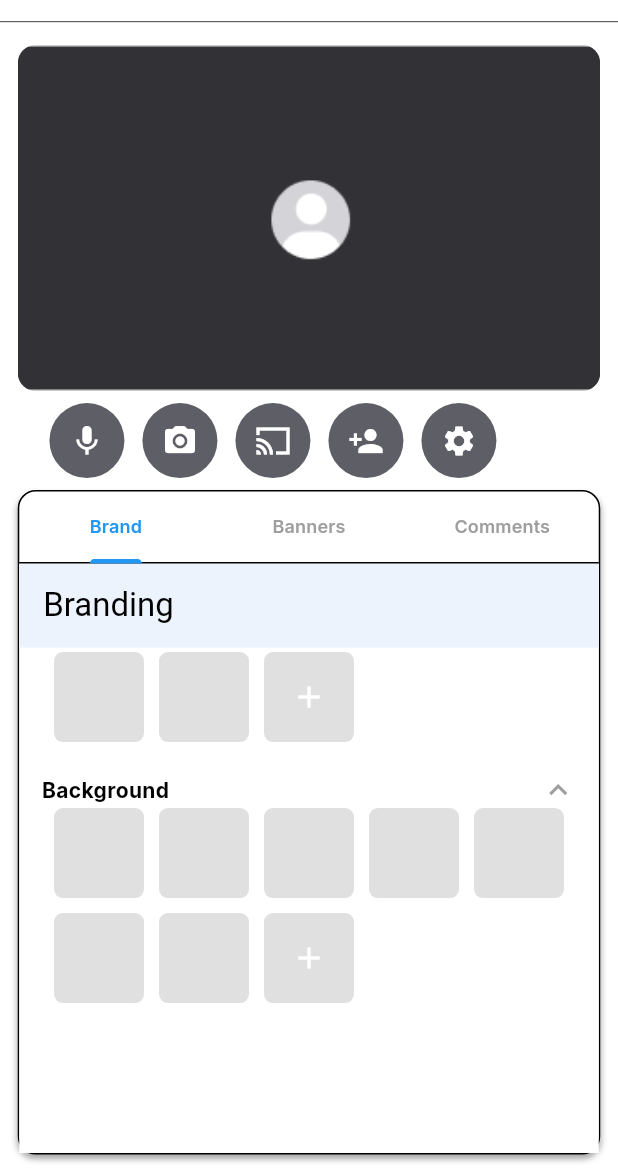
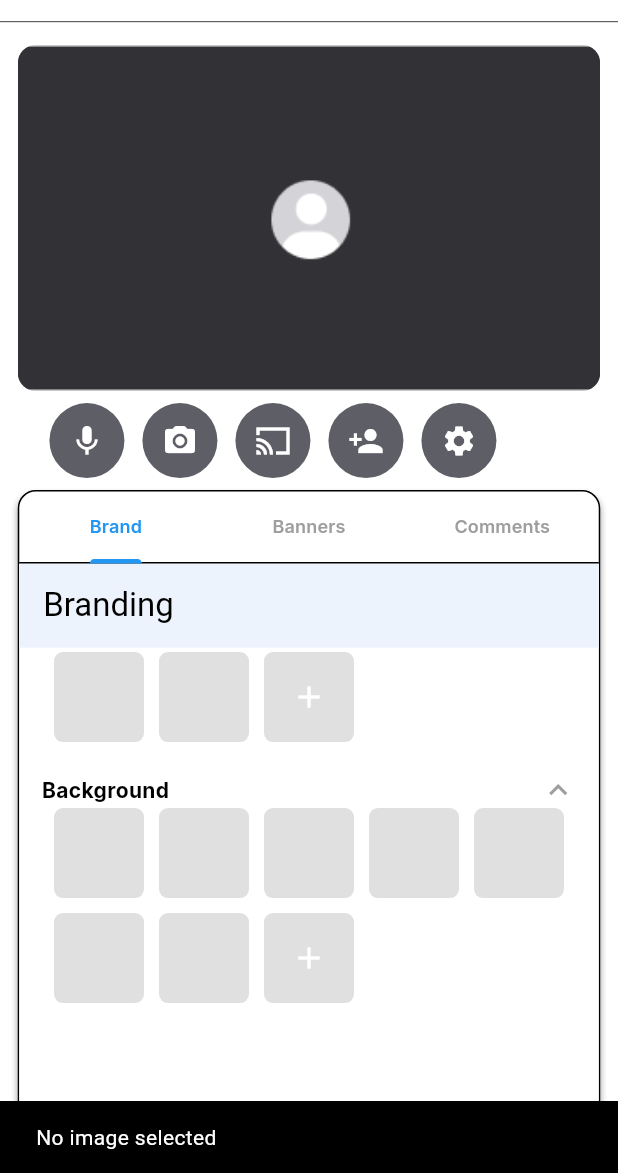
Before and after one commit to Salma28-zahran/streamore_app, a Flutter app: the screen it shows after launch, scrolled down 510 dp, after a tap on the "add" icon, on a phone screen of 412 x 824 dp, the part 63-1236 px from its top. Run offline on Flutter 3.47's test engine with Material 3 defaults, Android fonts, the phone set to English and light mode, and no system bars; our stand-ins replace dropdown_button2, easy_localization, flutter_colorpicker, font_awesome_flutter, google_fonts, image_picker and 1 more; missing offline and left inert: flutter_sound.

Commit message:
selected border

```diff
--- a/lib/my_provider.dart
+++ b/lib/my_provider.dart
@@ -4,16 +4,37 @@ import 'package:image_picker/image_picker.dart';
 class MyProvider extends ChangeNotifier {
   ThemeMode themeMode = ThemeMode.light;
 
-
-  List<XFile> _overlayImages = [];
-  XFile? _selectedOverlayImage;
+ List<XFile> _overlayImages = [];
+  XFile? _selectedOverlayImage =null;
   bool _isOverlayVisible = false;
 
- bool _isBackgroundVisible = false;
-  XFile? _selectedBackgroundImage;
+  List<XFile> _backgroundImages = [];
+  XFile? _selectedBackgroundImage = null;
+  bool _isBackgroundVisible = false;
 
+
+  // Getters for background
+  List<XFile> get backgroundImages => _backgroundImages;
   bool get isBackgroundVisible => _isBackgroundVisible;
   XFile? get selectedBackgroundImage => _selectedBackgroundImage;
+
+  List<XFile> get overlayImages => _overlayImages;
+  XFile? get selectedOverlayImage => _selectedOverlayImage;
+  bool get isOverlayVisible => _isOverlayVisible;
+
+  // Background image manipulation
+  void addBackgroundImage(XFile image) {
+    if (!_backgroundImages.contains(image)) {
+      _backgroundImages.add(image);
+      notifyListeners();
+    }
+  }
+
+  void showBackgroundImage(XFile image) {
+    _selectedBackgroundImage = image;
+    _isBackgroundVisible = true;
+    notifyListeners();
+  }
 
   void toggleBackgroundVisibility() {
     _isBackgroundVisible = !_isBackgroundVisible;
@@ -25,9 +46,6 @@ class MyProvider extends ChangeNotifier {
     notifyListeners();
   }
 
-  List<XFile> get overlayImages => _overlayImages;
-  XFile? get selectedOverlayImage => _selectedOverlayImage;
-  bool get isOverlayVisible => _isOverlayVisible;
 
   void addOverlayImage(XFile image) {
     if (!_overlayImages.contains(image)) {
--- a/lib/screens/stream/stream_screen.dart
+++ b/lib/screens/stream/stream_screen.dart
@@ -26,7 +26,8 @@ class StreamScreen extends StatefulWidget {
   State<StreamScreen> createState() => _StreamScreenState();
 }
 
-class _StreamScreenState extends State<StreamScreen> with TickerProviderStateMixin {
+class _StreamScreenState extends State<StreamScreen>
+    with TickerProviderStateMixin {
   bool _micOn = true;
   bool _camOn = true;
   bool _showZoomIcon = false;
@@ -185,7 +186,8 @@ class _StreamScreenState extends State<StreamScreen> with TickerProviderStateMix
                     ),
                     _buildIconButton(
                       icon: Icons.settings,
-                      onTap: () => Navigator.pushNamed(context, "/settings_icon"),
+                      onTap:
+                          () => Navigator.pushNamed(context, "/settings_icon"),
                       size: iconSize,
                       themeMode: myprovider.themeMode,
                       isSmall: isSmall,
@@ -250,31 +252,54 @@ class _StreamScreenState extends State<StreamScreen> with TickerProviderStateMix
                   ),
                 ),
               ),
+            ],
+          ),
+
+          // *********************************** Background ****************************************//
           Consumer<MyProvider>(
             builder: (context, provider, child) {
-        if (!provider.isBackgroundVisible) return SizedBox();
+              if (!provider.isBackgroundVisible ||
+                  provider.selectedBackgroundImage == null) {
+                return SizedBox();
+              }
 
-        double screenWidth = MediaQuery.of(context).size.width;
-        double screenHeight = MediaQuery.of(context).size.height;
+              double profileImageWidth =
+                  MediaQuery.of(context).size.width * 0.9425;
+              double profileImageHeight =
+                  MediaQuery.of(context).size.height * 0.28;
 
               return Positioned(
                 top: 0,
-          left: 0,
-          right: 0,
-          bottom: 0,
+                left:
+                    (MediaQuery.of(context).size.width - profileImageWidth) / 2,
+                right:
+                    (MediaQuery.of(context).size.width - profileImageWidth) / 2,
                 child: GestureDetector(
                   onTap: () {
+                    print("Tapped on background!");
                     provider.toggleBackgroundVisibility();
-              print("Hellllloooooooooooooo"); // letter ------------->
+                    print(
+                      "isBackgroundVisible: ${provider.isBackgroundVisible}",
+                    );
+                    print(
+                      "selectedBackgroundImage: ${provider.selectedBackgroundImage?.path}",
+                    );
                   },
                   child: Container(
-              width: screenWidth,
-              height: screenHeight,
+                    width: profileImageWidth,
+                    height: profileImageHeight,
                     decoration: BoxDecoration(
+                      color: Colors.black.withOpacity(0.5),
                       image: DecorationImage(
-                  image: provider.selectedBackgroundImage != null
-                      ? FileImage(File(provider.selectedBackgroundImage!.path))
-                      : AssetImage('assets/images/background_placeholder.png') as ImageProvider,
+                        image:
+                            provider.selectedBackgroundImage != null
+                                ? FileImage(
+                                  File(provider.selectedBackgroundImage!.path),
+                                )
+                                : AssetImage(
+                                      'assets/images/background_placeholder.png',
+                                    )
+                                    as ImageProvider,
                         fit: BoxFit.cover,
                       ),
                     ),
@@ -283,8 +308,8 @@ class _StreamScreenState extends State<StreamScreen> with TickerProviderStateMix
               );
             },
           ),
-            ],
-          ),
+
+          // ***********************************overly*****************************************************//
           Consumer<MyProvider>(
             builder: (context, provider, child) {
               if (!provider.isOverlayVisible) return SizedBox();
@@ -319,22 +344,23 @@ class _StreamScreenState extends State<StreamScreen> with TickerProviderStateMix
                         ),
                       ],
                     ),
-                    child: Stack(
-                      children: [
-                        Container(
+                    child: Container(
                       width: frameWidth,
                       height: frameHeight,
                       decoration: BoxDecoration(
                         borderRadius: BorderRadius.circular(8),
                         image: DecorationImage(
-                              image: provider.selectedOverlayImage != null
-                                  ? FileImage(File(provider.selectedOverlayImage!.path))
-                                  : AssetImage('assets/images/overlay_placeholder.png') as ImageProvider,
+                          image:
+                              provider.selectedOverlayImage != null
+                                  ? FileImage(
+                                    File(provider.selectedOverlayImage!.path),
+                                  )
+                                  : AssetImage(
+                                    'assets/images/overlay_placeholder.png',
+                                  ),
                           fit: BoxFit.cover,
                         ),
                       ),
-                        ),
-                      ],
                     ),
                   ),
                 ),
@@ -342,8 +368,7 @@ class _StreamScreenState extends State<StreamScreen> with TickerProviderStateMix
             },
           ),
 
-
-
+          // Logo
           Consumer<MyProvider>(
             builder: (context, provider, child) {
               if (!provider.isLogoVisible) return SizedBox();
@@ -368,7 +393,8 @@ class _StreamScreenState extends State<StreamScreen> with TickerProviderStateMix
                     ),
                     child: ClipRRect(
                       borderRadius: BorderRadius.circular(8),
-                      child: provider.logoImageFile != null
+                      child:
+                          provider.logoImageFile != null
                               ? Image.file(
                                 File(provider.logoImageFile!.path),
                                 width: 50,
@@ -388,6 +414,7 @@ class _StreamScreenState extends State<StreamScreen> with TickerProviderStateMix
             },
           ),
 
+          // Fullscreen image display
           if (_isFullScreen)
             GestureDetector(
               onTap: () {
@@ -406,7 +433,6 @@ class _StreamScreenState extends State<StreamScreen> with TickerProviderStateMix
               ),
             ),
         ],
-
       ),
     );
   }
@@ -429,7 +455,8 @@ class _StreamScreenState extends State<StreamScreen> with TickerProviderStateMix
           height: size,
           decoration: BoxDecoration(
             borderRadius: BorderRadius.circular(size),
-            color: isOn
+            color:
+                isOn
                     ? (themeMode == ThemeMode.dark
                         ? const Color(0xff212b49)
                         : const Color(0xff5E5E66))
@@ -461,7 +488,8 @@ class _StreamScreenState extends State<StreamScreen> with TickerProviderStateMix
           height: size,
           decoration: BoxDecoration(
             borderRadius: BorderRadius.circular(size / 2),
-            color: themeMode == ThemeMode.dark
+            color:
+                themeMode == ThemeMode.dark
                     ? const Color(0xff212b49)
                     : const Color(0xff5E5E66),
           ),
@@ -487,7 +515,8 @@ class _StreamScreenState extends State<StreamScreen> with TickerProviderStateMix
   void _showPermissionDeniedDialog() {
     showDialog(
       context: context,
-      builder: (_) => AlertDialog(
+      builder:
+          (_) => AlertDialog(
             title: const Text("Permission Denied"),
             content: const Text(
               "You need to grant microphone access to use this feature.",
--- a/lib/screens/tabs/brand_tab.dart
+++ b/lib/screens/tabs/brand_tab.dart
@@ -19,9 +19,6 @@ class _BrandTabState extends State<BrandTab> {
   bool isThemeOptionsVisible = true;
   bool isColorOptionsVisible = true;
   bool isFontsVisible = true;
-  bool isLogoVisible = true;
-  bool isOverlayVisible = true;
-  bool isBackgroundVisible = true;
 
   late TextEditingController _colorController;
   List<String> fontList = ['inter'.tr(), 'poppins'.tr()];
--- a/lib/widgets/brand_widgets/brand_sections.dart
+++ b/lib/widgets/brand_widgets/brand_sections.dart
@@ -39,16 +39,16 @@ class _LogoSectionState extends State<LogoSection> {
             padding: const EdgeInsets.symmetric(horizontal: 15),
             child: Row(
               children: [
-                Consumer<MyProvider>(
-                  builder: (context, provider, child) {
+                Consumer<MyProvider>(builder: (context, provider, child) {
                   return _buildImageBox(
                     image: provider.logoImageFile == null
                         ? Image.asset('assets/images/logo.png', width: 40)
                         : null,
                     file: provider.logoImageFile,
+                    provider: provider,
+                    isDefault: provider.logoImageFile == null,
                   );
-                  },
-                ),
+                }),
                 const SizedBox(width: 10),
                 _buildAddBox(onTap: _pickImage),
               ],
@@ -58,26 +58,33 @@ class _LogoSectionState extends State<LogoSection> {
     );
   }
 
-  Widget _buildImageBox({Image? image, XFile? file}) {
+  Widget _buildImageBox({Image? image, XFile? file, MyProvider? provider, bool isDefault = false}) {
+    bool isSelected = (provider?.logoImageFile == file) || (isDefault && provider?.logoImageFile == null);
+
     Widget content;
 
-    if (file != null) {
+    if (file != null || isDefault) {
       content = Container(
         width: 60,
         height: 60,
         decoration: BoxDecoration(
           borderRadius: BorderRadius.circular(6),
           color: Colors.grey[300],
-          image: DecorationImage(
+          image: file != null
+              ? DecorationImage(
                   image: FileImage(File(file.path)),
                   fit: BoxFit.cover,
+                )
+              : image != null
+                  ? DecorationImage(
+                      image: image.image,
+                      fit: BoxFit.cover,
+                    )
+                  : null,
+          border: isSelected
+              ? Border.all(color: Colors.blue, width: 3)
+              : Border.all(color: Colors.transparent),
         ),
-        ),
-      );
-    } else if (image != null) {
-      content = ClipRRect(
-        borderRadius: BorderRadius.circular(6),
-        child: SizedBox(width: 60, height: 60, child: image),
       );
     } else {
       content = Container(
@@ -93,8 +100,8 @@ class _LogoSectionState extends State<LogoSection> {
     return GestureDetector(
       onTap: () {
         final provider = Provider.of<MyProvider>(context, listen: false);
-        if (provider.logoImageFile == null) {
-          provider.showDefaultLogo(); // <-- Show default logo
+        if (provider.logoImageFile == null && !isDefault) {
+          provider.showDefaultLogo();
         } else {
           provider.toggleLogoVisibility();
         }
@@ -103,7 +110,8 @@ class _LogoSectionState extends State<LogoSection> {
     );
   }
 
-  Widget _buildAddBox({required VoidCallback onTap}) => GestureDetector(
+  Widget _buildAddBox({required VoidCallback onTap}) {
+    return GestureDetector(
       onTap: onTap,
       child: Container(
         width: 60,
@@ -116,13 +124,15 @@ class _LogoSectionState extends State<LogoSection> {
       ),
     );
   }
+}
+
 
 ///— Overlay Section ————————————————————————————————————————————————
 class OverlaySection extends StatefulWidget {
   const OverlaySection({super.key});
 
   @override
-  State<OverlaySection> createState() => _OverlaySectionState();
+  _OverlaySectionState createState() => _OverlaySectionState();
 }
 
 class _OverlaySectionState extends State<OverlaySection> {
@@ -130,9 +140,14 @@ class _OverlaySectionState extends State<OverlaySection> {
 
   Future<void> _pickImage() async {
     final picker = ImagePicker();
-    final picked = await picker.pickImage(source: ImageSource.gallery);
-    if (picked != null) {
-      Provider.of<MyProvider>(context, listen: false).addOverlayImage(picked);
+    final pickedFile = await picker.pickImage(source: ImageSource.gallery);
+
+    if (pickedFile != null) {
+      context.read<MyProvider>().addOverlayImage(pickedFile);
+    } else {
+      ScaffoldMessenger.of(context).showSnackBar(
+        const SnackBar(content: Text('No image selected')),
+      );
     }
   }
 
@@ -141,7 +156,7 @@ class _OverlaySectionState extends State<OverlaySection> {
     return Column(
       children: [
         SectionHeader(
-          title: 'overlay'.tr(),
+          title: 'overlay'.tr(), // Localization key
           isVisible: _isVisible,
           onToggle: () => setState(() => _isVisible = !_isVisible),
         ),
@@ -154,14 +169,141 @@ class _OverlaySectionState extends State<OverlaySection> {
                   spacing: 10,
                   runSpacing: 10,
                   children: [
-                    ...provider.overlayImages
-                        .map((f) => _buildImageBox(file: f, provider: provider))
-                        .toList(growable: false),
+                    ..._buildImageList(provider),
+                    _buildAddImageBox(onTap: _pickImage),
+                  ],
+                );
+              },
+            ),
+          ),
+      ],
+    );
+  }
 
-                    ...List.generate(
-                      7 - provider.overlayImages.length.clamp(0, 7),
+  List<Widget> _buildImageList(MyProvider provider) {
+    int remainingSlots = 7 - provider.overlayImages.length;
+
+    List<Widget> imageBoxes = provider.overlayImages
+        .map((file) => _buildImageBox(overlayImage: file, provider: provider))
+        .toList();
+
+    imageBoxes.addAll(List.generate(
+      remainingSlots.clamp(0, 7),
       (_) => _buildImageBox(),
+    ));
+
+    return imageBoxes;
+  }
+
+ Widget _buildImageBox({XFile? overlayImage, MyProvider? provider}) {
+  bool isSelected = provider?.selectedOverlayImage == overlayImage;
+
+  return GestureDetector(
+    onTap: () {
+      if (overlayImage != null) {
+        provider?.showOverlayImage(overlayImage);
+      }
+    },
+    child: Container(
+      width: 60,
+      height: 60,
+      decoration: BoxDecoration(
+        borderRadius: BorderRadius.circular(6),
+        color: Colors.grey[300],
+        image: overlayImage != null
+            ? DecorationImage(
+                image: FileImage(File(overlayImage.path)),
+                fit: BoxFit.cover,
+              )
+            : null,
+        border: overlayImage != null
+            ? Border.all(
+                color: isSelected ? Colors.blue : Colors.transparent,
+                width: 3,
+              )
+            : Border.all(
+                color: Colors.transparent,
               ),
+      ),
+    ),
+  );
+}
+
+
+
+  // Add image box for picking a new image
+  Widget _buildAddImageBox({required VoidCallback onTap}) {
+    return GestureDetector(
+      onTap: onTap,
+      child: Container(
+        width: 60,
+        height: 60,
+        decoration: BoxDecoration(
+          borderRadius: BorderRadius.circular(6),
+          color: Colors.grey[300],
+        ),
+        child: const Icon(Icons.add),
+      ),
+    );
+  }
+}
+
+
+
+///— Background Section ————————————————————————————————————————————
+class BackgroundSection extends StatefulWidget {
+  const BackgroundSection({super.key});
+
+  @override
+  State<BackgroundSection> createState() => _BackgroundSectionState();
+}
+
+class _BackgroundSectionState extends State<BackgroundSection> {
+  bool _isVisible = true;
+
+  Future<void> _pickImage() async {
+    final picker = ImagePicker();
+    final pickedFile = await picker.pickImage(source: ImageSource.gallery);
+
+    if (pickedFile != null) {
+      context.read<MyProvider>().addBackgroundImage(pickedFile);
+    }
+  }
+
+  List<Widget> _buildImageList(MyProvider provider) {
+    int remainingSlots = 7 - provider.backgroundImages.length;
+
+    List<Widget> imageBoxes = provider.backgroundImages
+        .map((file) => _buildImageBox(file: file, provider: provider))
+        .toList();
+
+    imageBoxes.addAll(List.generate(
+      remainingSlots.clamp(0, 7),
+      (_) => _buildImageBox(),
+    ));
+
+    return imageBoxes;
+  }
+
+  @override
+  Widget build(BuildContext context) {
+    return Column(
+      children: [
+        SectionHeader(
+          title: 'background'.tr(),
+          isVisible: _isVisible,
+          onToggle: () => setState(() => _isVisible = !_isVisible),
+        ),
+        if (_isVisible)
+          Padding(
+            padding: const EdgeInsets.symmetric(horizontal: 15),
+            child: Consumer<MyProvider>(
+              builder: (context, provider, child) {
+                return Wrap(
+                  spacing: 10,
+                  runSpacing: 10,
+                  children: [
+                    ..._buildImageList(provider),
                     _buildAddBox(onTap: _pickImage),
                   ],
                 );
@@ -186,9 +328,18 @@ class _OverlaySectionState extends State<OverlaySection> {
   );
 
 Widget _buildImageBox({XFile? file, MyProvider? provider}) {
-    bool isSelected = provider?.selectedOverlayImage == file;
+  bool isSelected = provider?.selectedBackgroundImage == file;
 
-    Widget container = Container(
+  return GestureDetector(
+    onTap: () {
+      if (file != null) {
+        provider?.setBackgroundImage(file);
+        print("Background image selected: ${file.path}");
+
+        provider?.toggleBackgroundVisibility();
+      }
+    },
+    child: Container(
       width: 60,
       height: 60,
       decoration: BoxDecoration(
@@ -200,115 +351,17 @@ class _OverlaySectionState extends State<OverlaySection> {
                 fit: BoxFit.cover,
               )
             : null,
-        border: isSelected
+        border: file != null
             ? Border.all(
-                color: Colors.transparent,
+                color: isSelected ? Colors.blue : Colors.transparent,
                 width: 3,
               )
             : Border.all(
                 color: Colors.transparent,
               ),
       ),
-    );
-
-    return GestureDetector(
-      onTap: () {
-        if (file != null) {
-          provider?.showOverlayImage(file);
-        }
-      },
-      child: container,
-    );
-  }
-}
-
-
-///— Background Section ————————————————————————————————————————————
-class BackgroundSection extends StatefulWidget {
-  const BackgroundSection({super.key});
-
-  @override
-  State<BackgroundSection> createState() => _BackgroundSectionState();
-}
-
-class _BackgroundSectionState extends State<BackgroundSection> {
-  bool _isVisible = true;
-  final List<XFile> _images = [];
-
-  Future<void> _pickImage() async {
-    final picker = ImagePicker();
-    final picked = await picker.pickImage(source: ImageSource.gallery);
-    if (picked != null) setState(() => _images.add(picked));
-  }
-
-  @override
-  Widget build(BuildContext context) {
-    return Column(
-      children: [
-        SectionHeader(
-          title: 'background'.tr(),
-          isVisible: _isVisible,
-          onToggle: () => setState(() => _isVisible = !_isVisible),
     ),
-        if (_isVisible)
-          Padding(
-            padding: const EdgeInsets.symmetric(horizontal: 15),
-            child: Wrap(
-              spacing: 10,
-              runSpacing: 10,
-              children: [
-                ..._images
-                    .map((f) => _buildImageBox(file: f))
-                    .toList(growable: false),
-                ...List.generate(
-                  7 - _images.length.clamp(0, 7),
-                  (_) => _buildImageBox(),
-                ),
-                _buildAddBox(onTap: _pickImage),
-              ],
-            ),
-          ),
-      ],
   );
 }
 
-  Widget _buildAddBox({required VoidCallback onTap}) => GestureDetector(
-    onTap: onTap,
-    child: Container(
-      width: 60,
-      height: 60,
-      decoration: BoxDecoration(
-        borderRadius: BorderRadius.circular(6),
-        color: Colors.grey[300],
-      ),
-      child: const Icon(Icons.add),
-    ),
-  );
-
-  Widget _buildImageBox({XFile? file}) {
-    Widget container = Container(
-      width: 60,
-      height: 60,
-      decoration: BoxDecoration(
-        borderRadius: BorderRadius.circular(6),
-        color: Colors.grey[300],
-        image:
-            file != null
-                ? DecorationImage(
-                    image: FileImage(File(file.path)),
-                    fit: BoxFit.cover,
-                  )
-                : null,
-      ),
-    );
-
-    return GestureDetector(
-      onTap: () {
-        if (file != null) {
-          print('Background image tapped: ${file.path}');
 }
-      },
-      child: container,
-    );
-  }
-}
```
Lines whose indentation alone changed are shown as unchanged.
